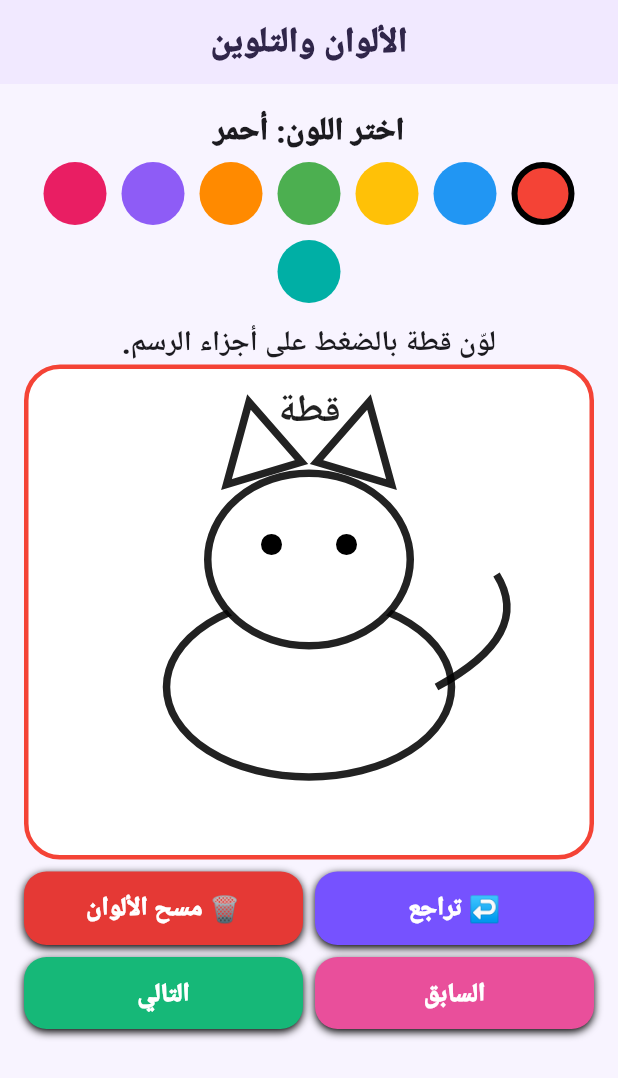
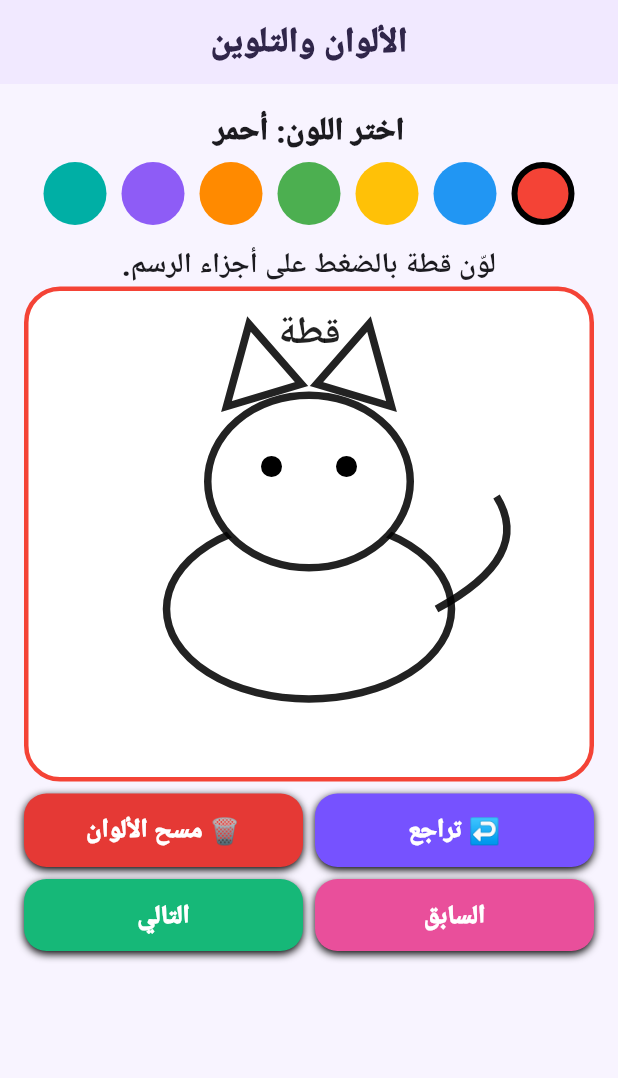
Before and after one commit to ali12hhh-oss/moallemy, a Flutter app: the _ColorsPage widget shown alone on an empty page, opened directly, on a phone screen of 412 x 824 dp. Shown: the top 1078 px of the screen. Run offline on Flutter 3.47's test engine with Material 3 defaults, Android fonts, the phone set to English and light mode, and no system bars; our stand-ins replace audioplayers, flutter_tts, shared_preferences; accounts and stored records are empty; Roboto replaces fonts that are missing (Tajawal).

Commit message:
fix: remove incorrect pink and mismatched coloring drawings

```diff
--- a/lib/features/children/kindergarten_stage_screen_v4.dart
+++ b/lib/features/children/kindergarten_stage_screen_v4.dart
@@ -237,7 +237,7 @@ class _DrawingBoard extends StatefulWidget {
 class _DrawingBoardState extends State<_DrawingBoard> {
   final strokes = <List<Offset>>[];
   List<Offset> current = <Offset>[];
-  static const colors = <Color>[Colors.black, Colors.red, Colors.blue, Colors.green, Colors.orange, Colors.purple, Colors.pink];
+  static const colors = <Color>[Colors.black, Colors.red, Colors.blue, Colors.green, Colors.orange, Colors.purple];
   @override
   Widget build(BuildContext context) => Column(children: [
     Expanded(child: Container(decoration: BoxDecoration(color: Colors.white, borderRadius: BorderRadius.circular(18), border: Border.all(color: widget.color, width: 3)), child: Listener(behavior: HitTestBehavior.opaque, onPointerDown: (e) => setState(() => current = [e.localPosition]), onPointerMove: (e) => setState(() => current = [...current, e.localPosition]), onPointerUp: (_) { if (current.isNotEmpty) strokes.add(List<Offset>.of(current)); setState(() => current = []); }, onPointerCancel: (_) => setState(() => current = []), child: CustomPaint(painter: _DrawingPainter(widget.color, strokes, current), child: const SizedBox.expand())))),
@@ -261,9 +261,9 @@ class _ColorsPage extends StatefulWidget {
 }
 class _ColorsPageState extends State<_ColorsPage> {
   int drawing = 0; Color selected = const Color(0xFFF44336);
-  final colors = const <Color>[Color(0xFFF44336), Color(0xFF2196F3), Color(0xFFFFC107), Color(0xFF4CAF50), Color(0xFFFF8A00), Color(0xFF8E5CF6), Color(0xFFE91E63), Color(0xFF00AFA5)];
-  final names = const ['أحمر','أزرق','أصفر','أخضر','برتقالي','بنفسجي','وردي','تركوازي'];
-  final drawings = const ['قطة','سمكة','أرنب','فراشة','فيل'];
+  final colors = const <Color>[Color(0xFFF44336), Color(0xFF2196F3), Color(0xFFFFC107), Color(0xFF4CAF50), Color(0xFFFF8A00), Color(0xFF8E5CF6), Color(0xFF00AFA5)];
+  final names = const ['أحمر','أزرق','أصفر','أخضر','برتقالي','بنفسجي','تركوازي'];
+  final drawings = const ['قطة'];
   final fills = List<Color>.filled(6, Colors.white);
   @override
   Widget build(BuildContext context) => _Page('الألوان والتلوين', [
@@ -306,7 +306,7 @@ class _ColoringPainter extends CustomPainter {
   }
   @override bool shouldRepaint(covariant _ColoringPainter oldDelegate) => true;
 }
-String drawingsLabel(int i) => const ['قطة','سمكة','أرنب','فراشة','فيل'][i];
+String drawingsLabel(int i) => const ['قطة'][i];
 
 class _ShapesPage extends StatelessWidget {
   final bool kg2;
```
